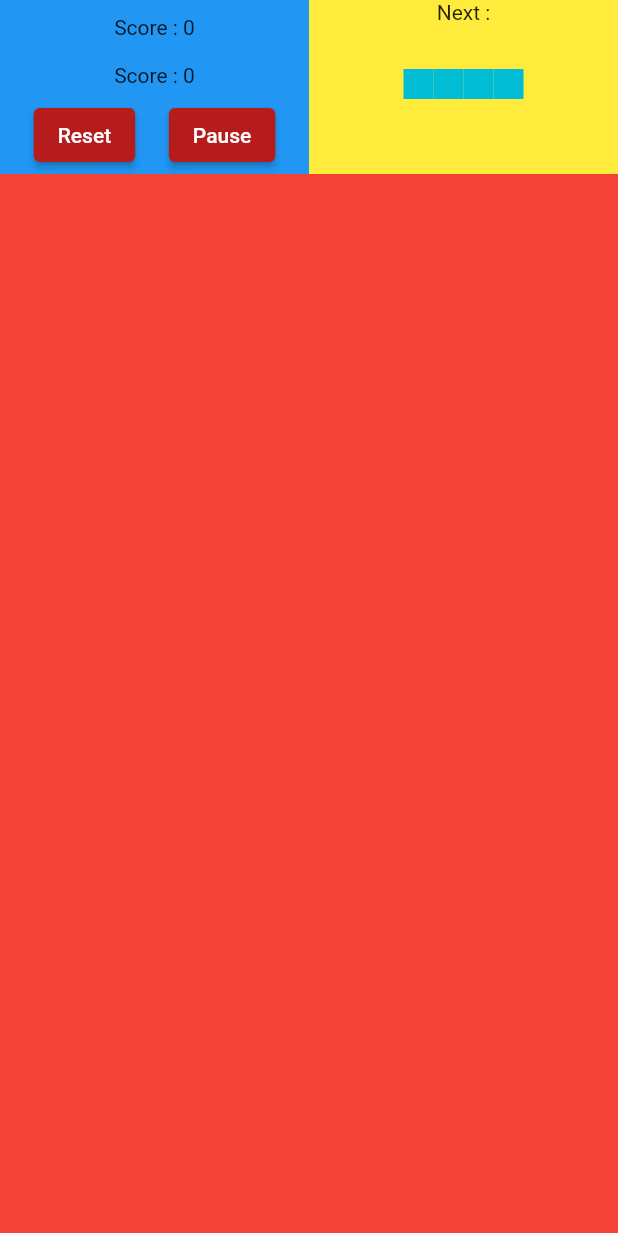
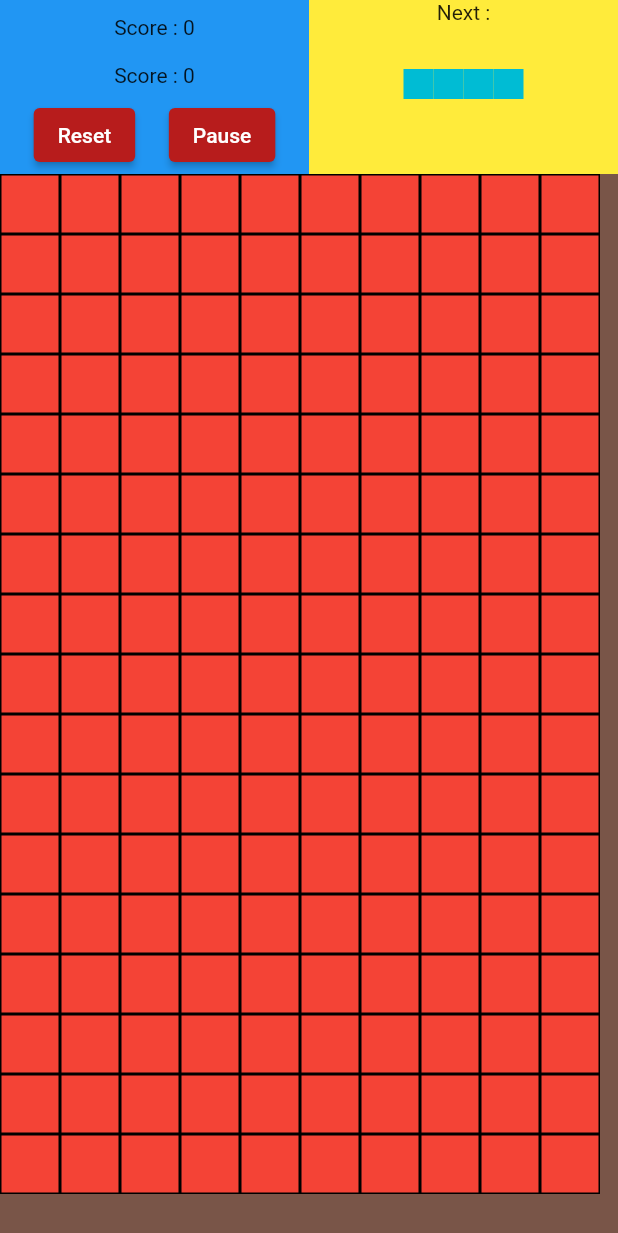
Before and after one commit to MUradyanHayk/tetris-game, a Flutter app: the screen it shows after launch, on a phone screen of 412 x 824 dp. Shown: the top 1233 px of the screen. Run offline on Flutter 3.47's test engine with Material 2 defaults, Android fonts, the phone set to English and light mode, and no system bars.

Commit message:
(HM) is modified something in tetris_game.dart

```diff
--- a/lib/widget/tetris_game.dart
+++ b/lib/widget/tetris_game.dart
@@ -4,7 +4,7 @@ import 'package:flutter/cupertino.dart';
 import 'package:flutter/material.dart';
 
 // https://www.youtube.com/watch?v=DhyOyqz7saM&list=PLdtFzIhH38aKQfgjcui_WSdsksoVzHoc1
-// hasel em 36:50
+// hasel em 40:00
 class TetrisGame extends StatefulWidget {
   const TetrisGame({Key? key}) : super(key: key);
 
@@ -15,7 +15,7 @@ class TetrisGame extends StatefulWidget {
 class _TetrisGameState extends State<TetrisGame> {
   // lets make BrickShape for next object show on top
 
-  GlobalKey<_TetrisWidgetState > keyGlobal = GlobalKey();
+  GlobalKey<_TetrisWidgetState> keyGlobal = GlobalKey();
   ValueNotifier<List<BrickObjectPos>> brickObjectPosValue = ValueNotifier<List<BrickObjectPos>>(List<BrickObjectPos>.from([]));
 
   @override
@@ -205,10 +205,12 @@ class _TetrisWidgetState extends State<TetrisWidget> with SingleTickerProviderSt
         builder: (context) => SimpleDialog(
               children: [
                 Text("Pause Game"),
-                ElevatedButton(onPressed: () {
+                ElevatedButton(
+                    onPressed: () {
                       Navigator.of(context).pop();
                       animationController.forward();
-                }, child: Text("Pause")),
+                    },
+                    child: Text("Pause")),
               ],
             ));
   }
@@ -221,7 +223,8 @@ class _TetrisWidgetState extends State<TetrisWidget> with SingleTickerProviderSt
         builder: (context) => SimpleDialog(
               children: [
                 Text("Resume Game"),
-                ElevatedButton(onPressed: () {
+                ElevatedButton(
+                    onPressed: () {
                       donePointsValue.value = [];
                       donePointsValue.notifyListeners();
 
@@ -235,7 +238,8 @@ class _TetrisWidgetState extends State<TetrisWidget> with SingleTickerProviderSt
                       animationController.reset();
                       animationController.stop();
                       animationController.forward();
-                }, child: Text("Start / Reset")),
+                    },
+                    child: Text("Start / Reset")),
               ],
             ));
   }
@@ -271,8 +275,40 @@ class _TetrisWidgetState extends State<TetrisWidget> with SingleTickerProviderSt
 
   @override
   Widget build(BuildContext context) {
+    double margin = 0;
+    Border border = Border.all(width: 1, color: Colors.black);
+
+    // let show our generate bricks
     return Container(
-      color: Colors.red,
+      alignment: Alignment.center,
+      color: Colors.brown,
+      child: Container(
+        child: ValueListenableBuilder(
+          valueListenable: donePointsValue,
+          builder: (context, List<BrickObjectPosDone> donePoints, child) {
+            return ValueListenableBuilder(
+                valueListenable: brickObjectPosValue,
+                builder: (context, List<BrickObjectPos> brickObjectPoses, child) {
+                  return Stack(
+                    children: [
+                      // 1st generate box show our grid
+                      ...List.generate(sizeBox.width ~/ widget.sizePerSquare! * sizeBox.height ~/ widget.sizePerSquare!, (index) {
+                        return Positioned(
+                          left: index % (sizeBox.width / widget.sizePerSquare!) * widget.sizePerSquare!,
+                          top: index ~/ (sizeBox.width / widget.sizePerSquare!) * widget.sizePerSquare!,
+                          child: Container(
+                            decoration: BoxDecoration(color: Colors.red, border: Border.all(width: 1)),
+                            width: widget.sizePerSquare!,
+                            height: widget.sizePerSquare!,
+                          ),
+                        );
+                      }),
+                    ],
+                  );
+                });
+          },
+        ),
+      ),
     );
   }
 
```
Lines whose indentation alone changed are shown as unchanged.
